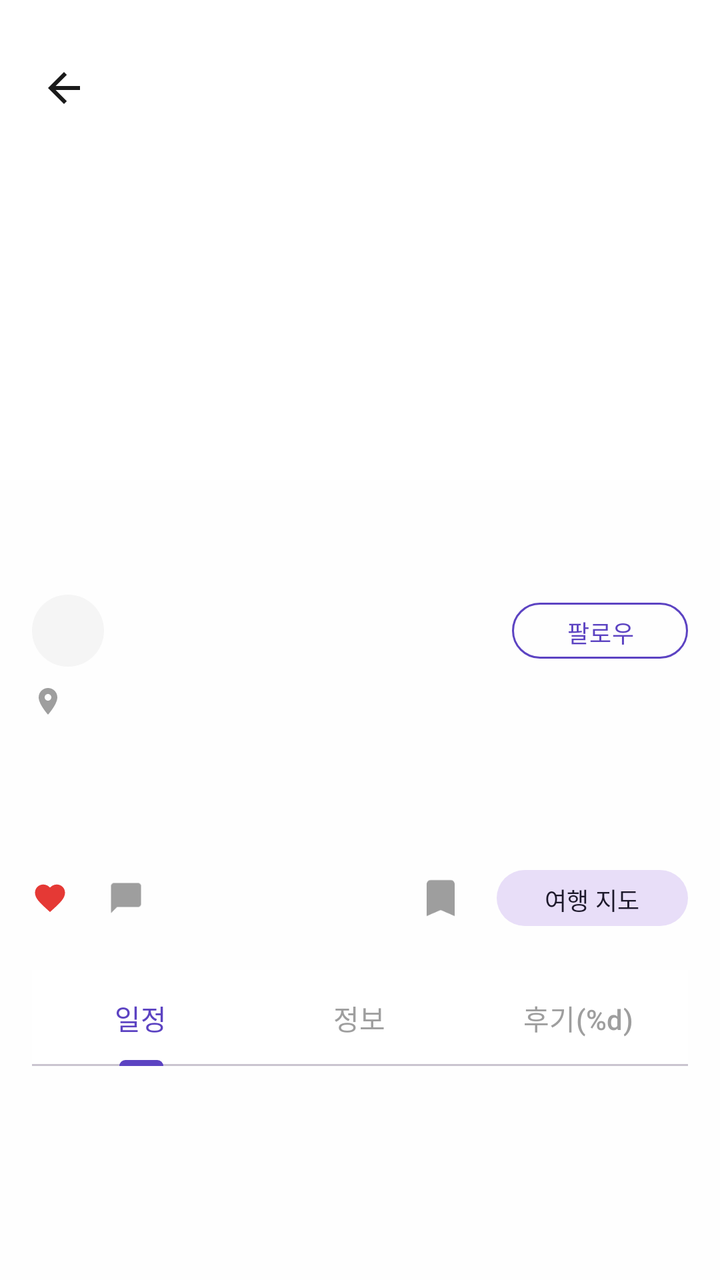
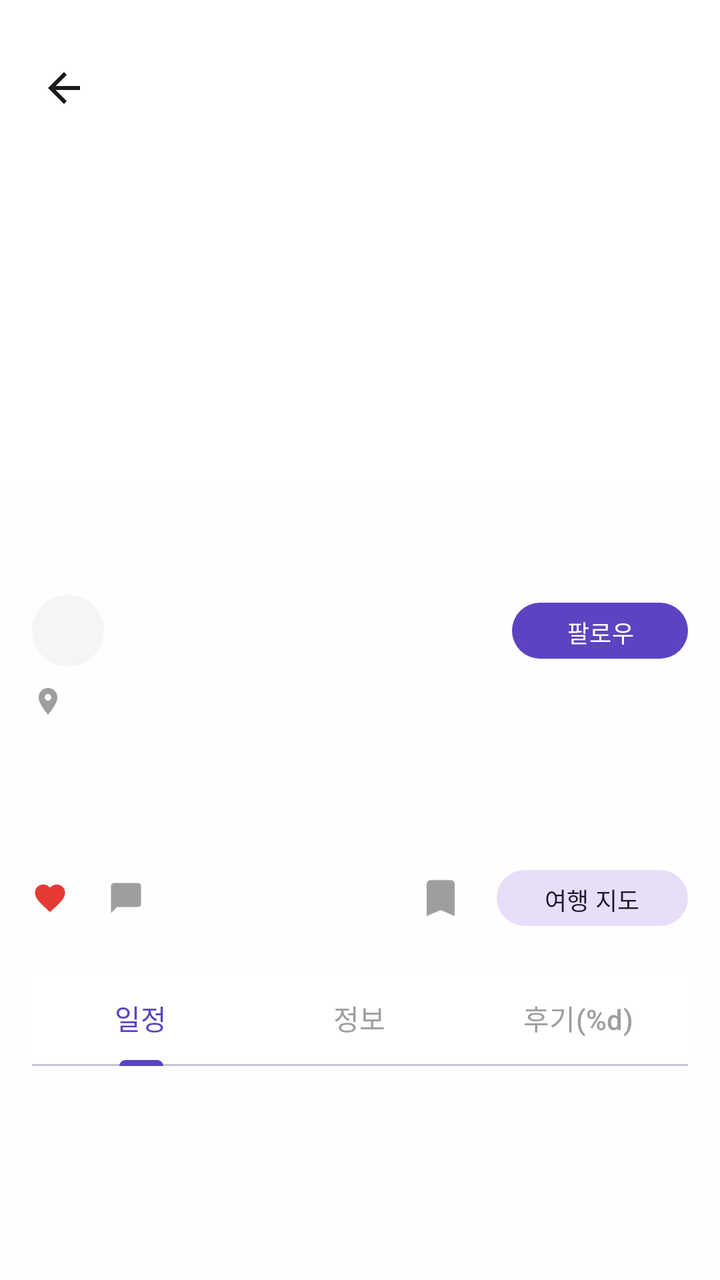

The first picture is an Android layout as it rendered before a commit; the second is the same layout after the commit. The layout source and the unified diff follow.
<!-- AndroidManifest.xml: application theme Theme.TripShare -->
<!-- res/layout/activity_itinerary_detail.xml -->
<?xml version="1.0" encoding="utf-8"?>
<androidx.coordinatorlayout.widget.CoordinatorLayout xmlns:android="http://schemas.android.com/apk/res/android"
    xmlns:app="http://schemas.android.com/apk/res-auto"
    android:layout_width="match_parent"
    android:layout_height="match_parent"
    android:background="@color/background"
    android:fitsSystemWindows="true">

    <com.google.android.material.appbar.AppBarLayout
        android:layout_width="match_parent"
        android:layout_height="wrap_content">

        <com.google.android.material.appbar.CollapsingToolbarLayout
            android:layout_width="match_parent"
            android:layout_height="240dp"
            app:contentScrim="@color/purple_primary"
            app:layout_scrollFlags="scroll|exitUntilCollapsed">

            <FrameLayout
                android:layout_width="match_parent"
                android:layout_height="match_parent"
                app:layout_collapseMode="parallax">

                <ImageView
                    android:id="@+id/img_cover"
                    android:layout_width="match_parent"
                    android:layout_height="match_parent"
                    android:contentDescription="@null"
                    android:scaleType="centerCrop" />

                <LinearLayout
                    android:id="@+id/toolbar"
                    android:layout_width="match_parent"
                    android:layout_height="wrap_content"
                    android:gravity="center_vertical"
                    android:minHeight="@dimen/toolbar_min_height"
                    android:orientation="horizontal"
                    android:paddingHorizontal="8dp"
                    android:paddingTop="@dimen/screen_top_extra">

                    <ImageButton
                        android:id="@+id/btn_back"
                        android:layout_width="48dp"
                        android:layout_height="48dp"
                        android:background="?attr/selectableItemBackgroundBorderless"
                        android:contentDescription="@null"
                        android:src="@drawable/ic_back" />

                    <View
                        android:layout_width="0dp"
                        android:layout_height="0dp"
                        android:layout_weight="1" />

                    <ImageButton
                        android:id="@+id/btn_share"
                        android:layout_width="40dp"
                        android:layout_height="40dp"
                        android:background="?attr/selectableItemBackgroundBorderless"
                        android:contentDescription="@null"
                        android:src="@drawable/ic_share" />

                    <ImageButton
                        android:id="@+id/btn_more"
                        android:layout_width="40dp"
                        android:layout_height="40dp"
                        android:background="?attr/selectableItemBackgroundBorderless"
                        android:contentDescription="@null"
                        android:src="@drawable/ic_more" />
                </LinearLayout>
            </FrameLayout>
        </com.google.android.material.appbar.CollapsingToolbarLayout>
    </com.google.android.material.appbar.AppBarLayout>

    <androidx.core.widget.NestedScrollView
        android:id="@+id/scroll_content"
        android:layout_width="match_parent"
        android:layout_height="match_parent"
        android:clipToPadding="false"
        app:layout_behavior="@string/appbar_scrolling_view_behavior">

        <LinearLayout
            android:layout_width="match_parent"
            android:layout_height="wrap_content"
            android:orientation="vertical"
            android:padding="16dp">

            <TextView
                android:id="@+id/tv_title"
                android:layout_width="match_parent"
                android:layout_height="wrap_content"
                android:textColor="@color/text_primary"
                android:textSize="22sp"
                android:textStyle="bold" />

            <LinearLayout
                android:layout_width="match_parent"
                android:layout_height="wrap_content"
                android:layout_marginTop="12dp"
                android:gravity="center_vertical"
                android:orientation="horizontal">

                <View
                    android:layout_width="36dp"
                    android:layout_height="36dp"
                    android:background="@drawable/bg_profile_circle" />

                <TextView
                    android:id="@+id/tv_author"
                    android:layout_width="0dp"
                    android:layout_height="wrap_content"
                    android:layout_marginStart="8dp"
                    android:layout_weight="1"
                    android:textColor="@color/text_primary"
                    android:textSize="14sp" />

                <com.google.android.material.button.MaterialButton
                    android:id="@+id/btn_follow"
                    style="@style/Widget.Material3.Button.OutlinedButton"
                    android:layout_width="wrap_content"
                    android:layout_height="36dp"
                    android:text="@string/follow"
                    android:textSize="12sp"
                    app:strokeColor="@color/purple_primary" />
            </LinearLayout>

            <TextView
                android:id="@+id/tv_location"
                android:layout_width="wrap_content"
                android:layout_height="wrap_content"
                android:layout_marginTop="8dp"
                android:drawableStart="@drawable/ic_location"
                android:drawablePadding="4dp"
                android:textColor="@color/text_secondary"
                android:textSize="14sp" />

            <TextView
                android:id="@+id/tv_dates"
                android:layout_width="wrap_content"
                android:layout_height="wrap_content"
                android:layout_marginTop="4dp"
                android:textColor="@color/text_hint"
                android:textSize="13sp" />

            <TextView
                android:id="@+id/tv_description"
                android:layout_width="match_parent"
                android:layout_height="wrap_content"
                android:layout_marginTop="12dp"
                android:lineSpacingExtra="4dp"
                android:textColor="@color/text_secondary"
                android:textSize="14sp" />

            <LinearLayout
                android:layout_width="match_parent"
                android:layout_height="wrap_content"
                android:layout_marginTop="16dp"
                android:gravity="center_vertical"
                android:orientation="horizontal">

                <ImageView
                    android:layout_width="18dp"
                    android:layout_height="18dp"
                    android:contentDescription="@null"
                    android:src="@drawable/ic_heart" />

                <TextView
                    android:id="@+id/tv_likes"
                    android:layout_width="wrap_content"
                    android:layout_height="wrap_content"
                    android:layout_marginStart="4dp"
                    android:textColor="@color/text_hint"
                    android:textSize="14sp" />

                <ImageView
                    android:layout_width="18dp"
                    android:layout_height="18dp"
                    android:layout_marginStart="16dp"
                    android:contentDescription="@null"
                    android:src="@drawable/ic_comment" />

                <TextView
                    android:id="@+id/tv_comments"
                    android:layout_width="wrap_content"
                    android:layout_height="wrap_content"
                    android:layout_marginStart="4dp"
                    android:textColor="@color/text_hint"
                    android:textSize="14sp" />

                <View
                    android:layout_width="0dp"
                    android:layout_height="0dp"
                    android:layout_weight="1" />

                <ImageButton
                    android:id="@+id/btn_save"
                    android:layout_width="40dp"
                    android:layout_height="40dp"
                    android:background="?attr/selectableItemBackgroundBorderless"
                    android:contentDescription="@null"
                    android:src="@drawable/ic_bookmark" />

                <com.google.android.material.button.MaterialButton
                    android:id="@+id/btn_map"
                    style="@style/Widget.Material3.Button.TonalButton"
                    android:layout_width="wrap_content"
                    android:layout_height="36dp"
                    android:layout_marginStart="8dp"
                    android:text="@string/map_title"
                    android:textSize="12sp" />
            </LinearLayout>

            <com.google.android.material.tabs.TabLayout
                android:id="@+id/tab_layout"
                android:layout_width="match_parent"
                android:layout_height="wrap_content"
                android:layout_marginTop="16dp"
                app:tabIndicatorColor="@color/purple_primary"
                app:tabSelectedTextColor="@color/purple_primary"
                app:tabTextColor="@color/text_hint">

                <com.google.android.material.tabs.TabItem
                    android:layout_width="wrap_content"
                    android:layout_height="wrap_content"
                    android:text="@string/tab_schedule" />

                <com.google.android.material.tabs.TabItem
                    android:layout_width="wrap_content"
                    android:layout_height="wrap_content"
                    android:text="@string/tab_info" />

                <com.google.android.material.tabs.TabItem
                    android:layout_width="wrap_content"
                    android:layout_height="wrap_content"
                    android:text="@string/tab_reviews" />
            </com.google.android.material.tabs.TabLayout>

            <androidx.recyclerview.widget.RecyclerView
                android:id="@+id/rv_schedule"
                android:layout_width="match_parent"
                android:layout_height="wrap_content"
                android:nestedScrollingEnabled="false" />

            <TextView
                android:id="@+id/tv_info"
                android:layout_width="match_parent"
                android:layout_height="wrap_content"
                android:paddingVertical="16dp"
                android:textColor="@color/text_secondary"
                android:textSize="14sp"
                android:visibility="gone" />

            <LinearLayout
                android:id="@+id/layout_reviews"
                android:layout_width="match_parent"
                android:layout_height="wrap_content"
                android:orientation="vertical"
                android:visibility="gone">

                <LinearLayout
                    android:layout_width="match_parent"
                    android:layout_height="wrap_content"
            android:background="@drawable/bg_rounded_card"
            android:orientation="vertical"
            android:padding="12dp">

                    <TextView
                        android:layout_width="wrap_content"
                        android:layout_height="wrap_content"
                        android:text="@string/write_review"
                        android:textColor="@color/text_primary"
                        android:textSize="15sp"
                        android:textStyle="bold" />

                    <TextView
                        android:layout_width="wrap_content"
                        android:layout_height="wrap_content"
                        android:layout_marginTop="8dp"
                        android:text="@string/rating_label"
                        android:textColor="@color/text_secondary"
                        android:textSize="13sp" />

                    <RatingBar
                        android:id="@+id/rating_input"
                        android:layout_width="wrap_content"
                        android:layout_height="wrap_content"
                        android:numStars="5"
                        android:rating="5"
                        android:stepSize="1" />

                    <com.google.android.material.textfield.TextInputLayout
                        android:layout_width="match_parent"
                        android:layout_height="wrap_content"
                        android:layout_marginTop="8dp"
                        android:hint="@string/review_hint">

                        <com.google.android.material.textfield.TextInputEditText
                            android:id="@+id/et_review"
                            android:layout_width="match_parent"
                            android:layout_height="wrap_content"
                            android:gravity="top"
                            android:inputType="textMultiLine"
                            android:lines="3"
                            android:maxLength="300" />
                    </com.google.android.material.textfield.TextInputLayout>

                    <com.google.android.material.button.MaterialButton
                        android:id="@+id/btn_submit_review"
                        style="@style/PurpleButton"
                        android:layout_width="match_parent"
                        android:layout_height="wrap_content"
                        android:layout_marginTop="8dp"
                        android:text="@string/write_review" />
                </LinearLayout>

                <androidx.recyclerview.widget.RecyclerView
                    android:id="@+id/rv_reviews"
                    android:layout_width="match_parent"
                    android:layout_height="wrap_content"
                    android:layout_marginTop="12dp"
                    android:nestedScrollingEnabled="false" />

                <TextView
                    android:id="@+id/tv_review_empty"
                    android:layout_width="match_parent"
                    android:layout_height="wrap_content"
                    android:gravity="center"
                    android:paddingVertical="24dp"
                    android:text="@string/review_empty"
                    android:textColor="@color/text_hint"
                    android:visibility="gone" />
            </LinearLayout>
        </LinearLayout>
    </androidx.core.widget.NestedScrollView>
</androidx.coordinatorlayout.widget.CoordinatorLayout>
<!-- resources referenced by this layout -->
<resources>
  <color name="background">#FEFEFE</color>
  <color name="purple_primary">#5C43C2</color>
  <color name="text_hint">#9E9E9E</color>
  <color name="text_primary">#1A1A1A</color>
  <color name="text_secondary">#5C5C5C</color>
  <dimen name="screen_top_extra">20dp</dimen>
  <dimen name="toolbar_min_height">56dp</dimen>
  <!-- drawable bg_profile_circle (drawable) -->
  <?xml version="1.0" encoding="utf-8"?>
  <shape xmlns:android="http://schemas.android.com/apk/res/android"
      android:shape="oval">
      <solid android:color="@color/surface_subtle" />
  </shape>
  <!-- drawable bg_rounded_card (drawable) -->
  <?xml version="1.0" encoding="utf-8"?>
  <shape xmlns:android="http://schemas.android.com/apk/res/android"
      android:shape="rectangle">
      <solid android:color="@color/card_bg" />
      <stroke
          android:width="1dp"
          android:color="@color/divider" />
      <corners android:radius="12dp" />
  </shape>
  <!-- drawable ic_back (drawable) -->
  <vector xmlns:android="http://schemas.android.com/apk/res/android"
      android:width="24dp"
      android:height="24dp"
      android:viewportWidth="24"
      android:viewportHeight="24">
      <path
          android:fillColor="@color/text_primary"
          android:pathData="M20,11H7.83l5.59,-5.59L12,4l-8,8 8,8 1.41,-1.41L7.83,13H20v-2z" />
  </vector>
  <!-- drawable ic_bookmark (drawable) -->
  <vector xmlns:android="http://schemas.android.com/apk/res/android"
      android:width="24dp"
      android:height="24dp"
      android:viewportWidth="24"
      android:viewportHeight="24">
      <path
          android:fillColor="@color/text_hint"
          android:pathData="M17,3H7c-1.1,0 -2,0.9 -2,2v16l7,-3 7,3V5c0,-1.1 -0.9,-2 -2,-2z" />
  </vector>
  <!-- drawable ic_comment (drawable) -->
  <vector xmlns:android="http://schemas.android.com/apk/res/android"
      android:width="16dp"
      android:height="16dp"
      android:viewportWidth="24"
      android:viewportHeight="24">
      <path
          android:fillColor="@color/text_hint"
          android:pathData="M20,2H4c-1.1,0 -2,0.9 -2,2v18l4,-4h14c1.1,0 2,-0.9 2,-2V4c0,-1.1 -0.9,-2 -2,-2z" />
  </vector>
  <!-- drawable ic_location (drawable) -->
  <vector xmlns:android="http://schemas.android.com/apk/res/android"
      android:width="16dp"
      android:height="16dp"
      android:viewportWidth="24"
      android:viewportHeight="24">
      <path
          android:fillColor="@color/text_hint"
          android:pathData="M12,2C8.13,2 5,5.13 5,9c0,5.25 7,13 7,13s7,-7.75 7,-13c0,-3.87 -3.13,-7 -7,-7zM12,11.5c-1.38,0 -2.5,-1.12 -2.5,-2.5s1.12,-2.5 2.5,-2.5 2.5,1.12 2.5,2.5 -1.12,2.5 -2.5,2.5z" />
  </vector>
  <string name="follow">팔로우</string>
  <string name="map_title">여행 지도</string>
  <string name="rating_label">별점</string>
  <string name="review_empty">아직 작성된 후기가 없습니다.</string>
  <string name="review_hint">여행 후기를 남겨주세요</string>
  <string name="tab_info">정보</string>
  <string name="tab_reviews">후기(%d)</string>
  <string name="tab_schedule">일정</string>
  <string name="write_review">후기 작성</string>
  <style name="PurpleButton" parent="Widget.Material3.Button">
          <item name="android:backgroundTint">@color/purple_primary</item>
          <item name="android:textColor">@color/white</item>
          <item name="cornerRadius">12dp</item>
          <item name="android:textSize">16sp</item>
          <item name="android:minHeight">52dp</item>
          <item name="android:letterSpacing">0</item>
      </style>
  <style name="Theme.TripShare" parent="Base.Theme.TripShare" />
  <color name="surface_subtle">#F5F5F5</color>
  <color name="card_bg">#FFFFFF</color>
  <color name="divider">#EBEBEB</color>
  <color name="like_red">#E53935</color>
  <color name="white">#FFFFFFFF</color>
  <color name="purple_dark">#4A35A0</color>
  <!-- unchanged entries left out for length: 4 -->
</resources>

<!-- the commit's change to res/layout/activity_itinerary_detail.xml (unified diff, before → after) -->
@@ -115,12 +115,14 @@
 
                 <com.google.android.material.button.MaterialButton
                     android:id="@+id/btn_follow"
-                    style="@style/Widget.Material3.Button.OutlinedButton"
+                    style="@style/Widget.Material3.Button"
                     android:layout_width="wrap_content"
                     android:layout_height="36dp"
                     android:text="@string/follow"
+                    android:textColor="@color/white"
                     android:textSize="12sp"
-                    app:strokeColor="@color/purple_primary" />
+                    app:backgroundTint="@color/purple_primary"
+                    app:strokeWidth="0dp" />
             </LinearLayout>
 
             <TextView
